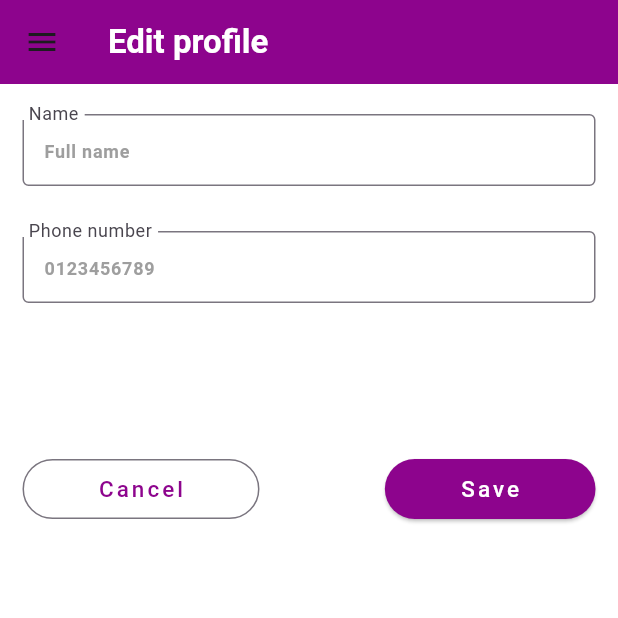
After one commit to Graduation-project-Nile-university/Qwizard_software, a Flutter app: the profile screen opened by its route, after a tap on "Edit", on a phone screen of 412 x 824 dp, the top half of it. The commit adds this screen. Run offline on Flutter 3.47's test engine with Material 2 defaults, Android fonts, the phone set to English and light mode, and no system bars; our stand-ins replace carousel_slider, dio, flutter_bloc, flutter_secure_storage, otp_text_field; accounts and stored records are empty; network calls fail.

Commit message:
profile + profile edit

```diff
--- a/gradproj/lib/main.dart
+++ b/gradproj/lib/main.dart
@@ -10,6 +10,7 @@ import 'package:gradproj/views/home/HomeView.dart';
 import 'package:gradproj/views/logIn/forgetPasswordScreens/changePassword.dart';
 import 'package:gradproj/views/logIn/forgetPasswordScreens/otpScreen.dart';
 import 'package:gradproj/views/logIn/logIn.dart';
+import 'package:gradproj/views/profile/profile.dart';
 import 'package:gradproj/views/signUp/signUp.dart';
 import 'package:gradproj/views/subscriptions/subscriptions.dart';
 
@@ -31,7 +32,8 @@ Future<void> main() async {
             "/settings": (context) => Settings(),
             "/changepassword": (context) => ChangePassword(),
             "/otpscreen": (context) => OTP_Screen(),
-            "/Test":(context) => Test()
+            "/Test":(context) => Test(),
+            "/profile":(context) => profile(),
           },
           title: 'Quizard',
           theme: ThemeData(
@@ -50,7 +52,7 @@ Future<void> main() async {
                     }
                     return Center(child: CircularProgressIndicator());
                   })
-              : LogIn()))
+              : HomeView()))
               );
 }
 
--- a/gradproj/lib/views/home/drwr.dart
+++ b/gradproj/lib/views/home/drwr.dart
@@ -72,6 +72,17 @@ class Drwr extends StatelessWidget {
           ListTile(
             title: Row(
               children: [
+                Icon(Icons.person),
+                const Text('  Profile'),
+              ],
+            ),
+            onTap: () {
+              Navigator.pushNamed(context, "/profile");
+            },
+          ),
+          ListTile(
+            title: Row(
+              children: [
                 Icon(Icons.generating_tokens),
                 const Text('  Test'),
               ],
@@ -80,6 +91,7 @@ class Drwr extends StatelessWidget {
               Navigator.pushNamed(context, "/Test");
             },
           ),
+
           BlocBuilder<QuizardCubit, States>(builder: (context, state) {
             return ListTile(
               title: const Row(
--- /dev/null
+++ b/gradproj/lib/views/profile/profile.dart
@@ -0,0 +1,68 @@
+import 'package:flutter/material.dart';
+import 'package:gradproj/views/home/HomeView.dart';
+import 'package:gradproj/views/profile/profileEdit.dart';
+import 'package:gradproj/widgets/centeredView/centeredView.dart';
+import 'package:gradproj/views/home/drwr.dart';
+import 'package:flutter_bloc/flutter_bloc.dart';
+import 'package:gradproj/bloc/cubit.dart';
+import 'package:gradproj/bloc/states.dart';
+import 'package:gradproj/widgets/navigationBar/navigationBar.dart';
+
+class profile extends StatelessWidget {
+  @override
+  Widget build(BuildContext context ) {
+    return Scaffold(
+      appBar: AppBar(
+        title: QuizardCubit.USERTOKEN == null
+            ? Text("Profile", style: TextStyle(fontWeight: FontWeight.bold, color: Colors.white,),)
+            : Text("Welcome, ${QuizardCubit.USERNAME}"),
+        backgroundColor: Color.fromARGB(255, 141, 4, 141),
+      ),
+      drawer: const Drwr(),
+
+      body: centeredView(
+        child: Container(
+          padding: EdgeInsets.only(left: 15, top: 20, right: 15 ),
+          child: GestureDetector(
+            onTap: (){
+              FocusScope.of(context).unfocus();
+            },
+            child: ListView(
+              children: [
+                Text("Name", style: TextStyle(color: Colors.white, fontWeight: FontWeight.bold),),
+                SizedBox(height: 50,),
+                Text("Phone number", style: TextStyle(color: Colors.white, fontWeight: FontWeight.bold)),
+                SizedBox(height: 50,),
+                Text("Email", style: TextStyle(color: Colors.white, fontWeight: FontWeight.bold)),
+                SizedBox(height: 70,),
+
+                Row(
+                  mainAxisAlignment: MainAxisAlignment.spaceBetween,
+                  children: [
+                    ElevatedButton(onPressed: () {
+                      Navigator.push(
+                        context,
+                        MaterialPageRoute(
+                            builder: (context) => profileEdit()));
+                    }, child: Text("Edit", style: TextStyle(
+                      fontSize: 15,
+                      letterSpacing: 2,
+                      color: Colors.white,
+                    ),),
+                    style: ElevatedButton.styleFrom(
+                      primary: Color.fromARGB(255, 141, 4, 141),
+                      padding: EdgeInsets.symmetric(horizontal: 50),
+                      shape:  RoundedRectangleBorder(borderRadius: BorderRadius.circular(20))
+                    ),
+                    )
+                  ],
+                )
+              ]
+            ),
+            )
+        ),
+      ),
+    );
+
+}
+}
--- /dev/null
+++ b/gradproj/lib/views/profile/profileEdit.dart
@@ -0,0 +1,113 @@
+import 'package:flutter/material.dart';
+import 'package:gradproj/views/home/HomeView.dart';
+import 'package:gradproj/views/profile/profile.dart';
+import 'package:gradproj/widgets/centeredView/centeredView.dart';
+import 'package:gradproj/views/home/drwr.dart';
+import 'package:flutter_bloc/flutter_bloc.dart';
+import 'package:gradproj/bloc/cubit.dart';
+import 'package:gradproj/bloc/states.dart';
+import 'package:gradproj/widgets/navigationBar/navigationBar.dart';
+
+class profileEdit extends StatelessWidget {
+  bool isObscurePassword = true;
+  @override
+  Widget build(BuildContext context) {
+    return Scaffold(
+      appBar: AppBar(
+        title: QuizardCubit.USERTOKEN == null
+            ? Text(
+                "Edit profile",
+                style: TextStyle(fontWeight: FontWeight.bold, color: Colors.white),
+              )
+            : Text("Welcome, ${QuizardCubit.USERNAME}"),
+        backgroundColor: Color.fromARGB(255, 141, 4, 141),
+      ),
+      drawer: const Drwr(),
+      body: Container(
+        padding: EdgeInsets.only(left: 15, top: 20, right: 15),
+        child: GestureDetector(
+          onTap: () {
+            FocusScope.of(context).unfocus();
+          },
+          child: ListView(
+            children: [
+              buildTextField("Name", "   Full name", false),
+              buildTextField("Phone number", "   0123456789", false),
+              SizedBox(height: 70),
+              Row(
+                mainAxisAlignment: MainAxisAlignment.spaceBetween,
+                children: [
+                  OutlinedButton(
+                    onPressed: () {
+                      Navigator.push(
+                        context,
+                        MaterialPageRoute(builder: (context) => profile()),
+                      );
+                    },
+                    child: Text(
+                      "Cancel",
+                      style: TextStyle(
+                        fontSize: 15,
+                        letterSpacing: 2,
+                        color: Color.fromARGB(255, 141, 4, 141),
+                      ),
+                    ),
+                    style: OutlinedButton.styleFrom(
+                      padding: EdgeInsets.symmetric(horizontal: 50),
+                      shape: RoundedRectangleBorder(borderRadius: BorderRadius.circular(20)),
+                    ),
+                  ),
+                  ElevatedButton(
+                    onPressed: () {
+                      ScaffoldMessenger.of(context).showSnackBar(
+                        SnackBar(
+                          content: Text('Profile updated successfully'),
+                          duration: Duration(seconds: 2),
+                        ),
+                      );
+                    },
+                    child: Text(
+                      "Save",
+                      style: TextStyle(
+                        fontSize: 15,
+                        letterSpacing: 2,
+                        color: Colors.white,
+                      ),
+                    ),
+                    style: ElevatedButton.styleFrom(
+                      primary: Color.fromARGB(255, 141, 4, 141),
+                      padding: EdgeInsets.symmetric(horizontal: 50),
+                      shape: RoundedRectangleBorder(borderRadius: BorderRadius.circular(20)),
+                    ),
+                  ),
+                ],
+              )
+            ],
+          ),
+        ),
+      ),
+    );
+  }
+
+  Widget buildTextField(String labelText, String placeholder, bool isPasswordTextField) {
+    return Padding(
+      padding: EdgeInsets.only(bottom: 30),
+      child: TextField(
+        obscureText: isPasswordTextField ? true : false,
+        decoration: InputDecoration(
+            suffixIcon: isPasswordTextField
+                ? IconButton(
+                    onPressed: () {},
+                    icon: Icon(Icons.remove_red_eye, color: Colors.grey),
+                  )
+                : null,
+            contentPadding: EdgeInsets.only(bottom: 5),
+            labelText: labelText,
+            border: OutlineInputBorder(),
+            floatingLabelBehavior: FloatingLabelBehavior.always,
+            hintText: placeholder,
+            hintStyle: TextStyle(fontSize: 12, fontWeight: FontWeight.bold, color: Colors.grey)),
+      ),
+    );
+  }
+}
--- a/gradproj/lib/widgets/homeBody/Imagec.dart
+++ b/gradproj/lib/widgets/homeBody/Imagec.dart
@@ -3,16 +3,18 @@ import 'package:carousel_slider/carousel_slider.dart';
 
 
 final List<String> imgList = [
-  'assets/self.jpg',
-  'assets/self.jpg',
-  'assets/self.jpg',
-  'assets/self.jpg',
-  'assets/self.jpg'
+  'assets/logo.PNG',
+  'assets/omar.jpeg',
+  'assets/ahmed.jpeg',
+  'assets/ahmad.jpeg',
+  'assets/saif.jpeg',
+  'assets/zeena.jpeg',
+  'assets/mohamed.jpeg',
 ];
 
 final List<Widget> imageSliders = imgList
     .map((item) =>  Container(
-            margin: const EdgeInsets.all(5.0),
+            margin: const EdgeInsets.all(6.0),
             child: ClipRRect(
                 borderRadius: const BorderRadius.all(Radius.circular(20.0)),
                 child: Stack(
--- a/gradproj/lib/widgets/navigationBar/navigationBar.dart
+++ b/gradproj/lib/widgets/navigationBar/navigationBar.dart
@@ -3,11 +3,12 @@ import 'package:gradproj/views/Test/Test.dart';
 import 'package:gradproj/views/aboutUs/aboutUs.dart';
 import 'package:gradproj/views/home/HomeView.dart';
 import 'package:gradproj/views/logIn/logIn.dart';
+import 'package:gradproj/views/profile/profile.dart';
 import 'package:gradproj/views/signUp/signUp.dart';
 import 'package:gradproj/views/subscriptions/subscriptions.dart';
 import 'package:gradproj/widgets/navigationBar/Nbuttons.dart';
 import 'package:gradproj/views/Test/Test.dart';
-
+import 'package:gradproj/views/profile/profile.dart';
 
 class navigationBar extends StatelessWidget {
   const navigationBar({Key? key});
@@ -63,6 +64,12 @@ class navigationBar extends StatelessWidget {
                   route: Test(),
                 ),
                 SizedBox(width: 10.0),
+                Nbuttons(
+                  text: 'PROFILE',
+                  route: profile(),
+                ),
+                SizedBox(width: 10.0),
+
               ],
             ),
           ],
```
